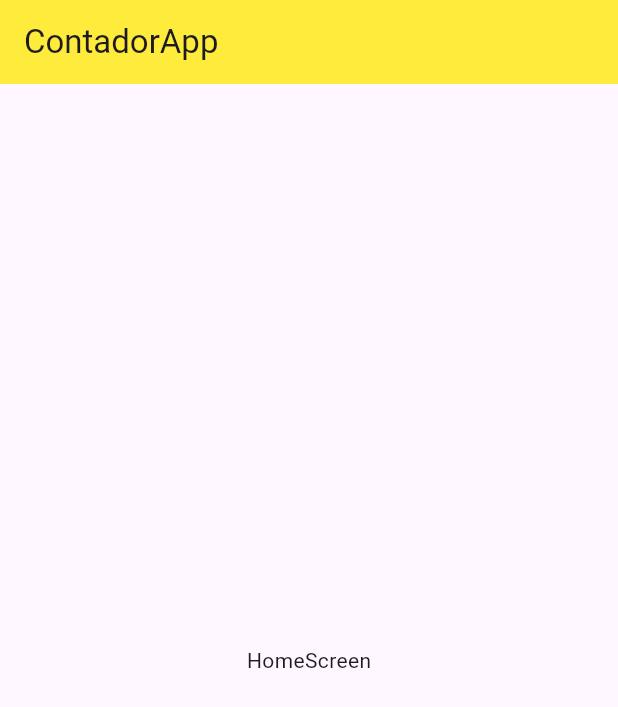
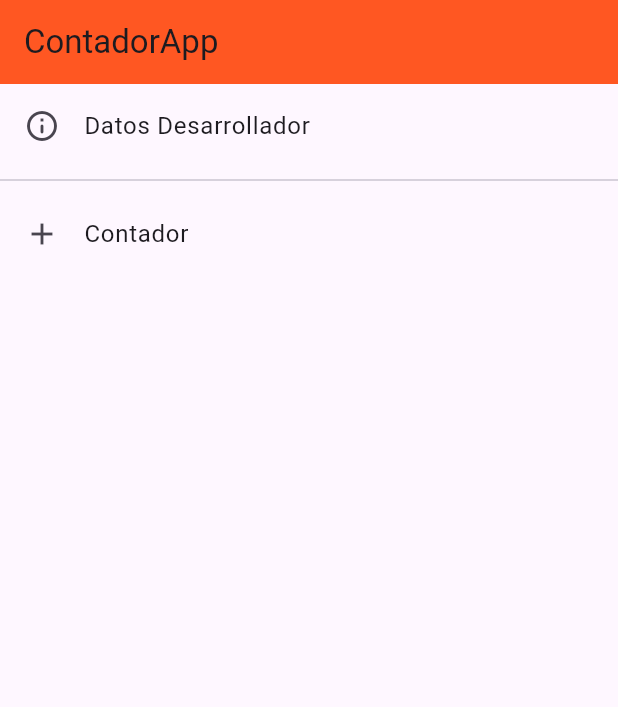
Before and after one commit to juankbza/evaluacion1, a Flutter app: the screen it shows after launch, on a phone screen of 412 x 824 dp. Shown: the top 707 px of the screen. Run offline on Flutter 3.47's test engine with Material 3 defaults, Android fonts, the phone set to English and light mode, and no system bars.

Commit message:
modificacion de archivos ,creacion del menuoptions,creacion de patalla contador

```diff
--- /dev/null
+++ b/lib/models/menu_options.dart
@@ -0,0 +1,19 @@
+import 'package:flutter/material.dart';
+
+class MenuOptions {
+
+  final String route;
+  final String name;
+  final IconData icon;
+  final Widget screen;
+
+
+  MenuOptions({
+
+    required this.route,
+    required this.name,
+    required this.icon,
+    required this.screen
+
+  });
+}
--- a/lib/routes/app_routes.dart
+++ b/lib/routes/app_routes.dart
@@ -1,4 +1,5 @@
 import 'package:flutter/material.dart';
+import 'package:flutter_application_1/models/menu_options.dart';
 import 'package:flutter_application_1/screens/screens.dart';
 
 class AppRoutes {
@@ -10,6 +11,15 @@ class AppRoutes {
     '/listview': (BuildContext context) => ListViewScreen(),
     '/home': (BuildContext context) => HomeScreen(),
     '/information': (BuildContext context) => InformationScreen(),
+    '/contador': (BuildContext context) => ContadorScreen(),
 
   };
+
+  static final menuOption = <MenuOptions>[
+
+    //MenuOptions(route: '/home', name: 'Pantalla HOME', icon: Icons.home, screen: const HomeScreen()),
+    MenuOptions(route: '/information', name: 'Datos Desarrollador', icon: Icons.info_outline_rounded, screen: const InformationScreen()),
+    MenuOptions(route: '/contador', name: 'Contador', icon: Icons.add, screen: const ContadorScreen()),
+
+  ];
 }
--- a/lib/screens/home_screen.dart
+++ b/lib/screens/home_screen.dart
@@ -1,4 +1,5 @@
 import 'package:flutter/material.dart';
+import 'package:flutter_application_1/routes/app_routes.dart';
 
 class HomeScreen extends StatelessWidget {
 
@@ -11,15 +12,33 @@ class HomeScreen extends StatelessWidget {
 
     appBar: AppBar(
 
-      backgroundColor: Colors.yellow,
+      backgroundColor: Colors.deepOrange,
       title: const Text('ContadorApp'),
 
     ),
 
-      body: Center(
+      body: ListView.separated(
 
-         child: Text('HomeScreen'),
+        itemCount: AppRoutes.menuOption.length,//con esto tambien puedo hacer la lista que quiero de info personal
+        separatorBuilder: (BuildContext context,int index) {
 
+          return const Divider();
+
+        },
+
+        itemBuilder: (BuildContext context, int index) {
+
+          return ListTile(
+
+            title: Text(AppRoutes.menuOption[index].name),
+            onTap: () => Navigator.pushNamed(context, AppRoutes.menuOption[index].route),
+            leading:  Icon(AppRoutes.menuOption[index].icon),
+
+
+
+          );
+
+        },
       ),
     );
   }
--- a/lib/screens/listview_screen.dart
+++ b/lib/screens/listview_screen.dart
@@ -1,3 +1,8 @@
+
+
+//esto fue de prueba pero no me gusto y me quede con el listview.separated del information_screen ya que me gusto mas como quedo
+
+
 import 'package:flutter/material.dart';
 
 class ListViewScreen extends StatelessWidget {
--- a/lib/screens/screens.dart
+++ b/lib/screens/screens.dart
@@ -1,3 +1,4 @@
 export 'package:flutter_application_1/screens/home_screen.dart';
 export 'package:flutter_application_1/screens/listview_screen.dart';
 export 'package:flutter_application_1/screens/information_screen.dart';
+export 'package:flutter_application_1/screens/contador_screen.dart';
```
Also changed, not shown: lib/screens/contador_screen.dart (added, +31 -0 lines), lib/screens/information_screen.dart (+49 -3 lines).
